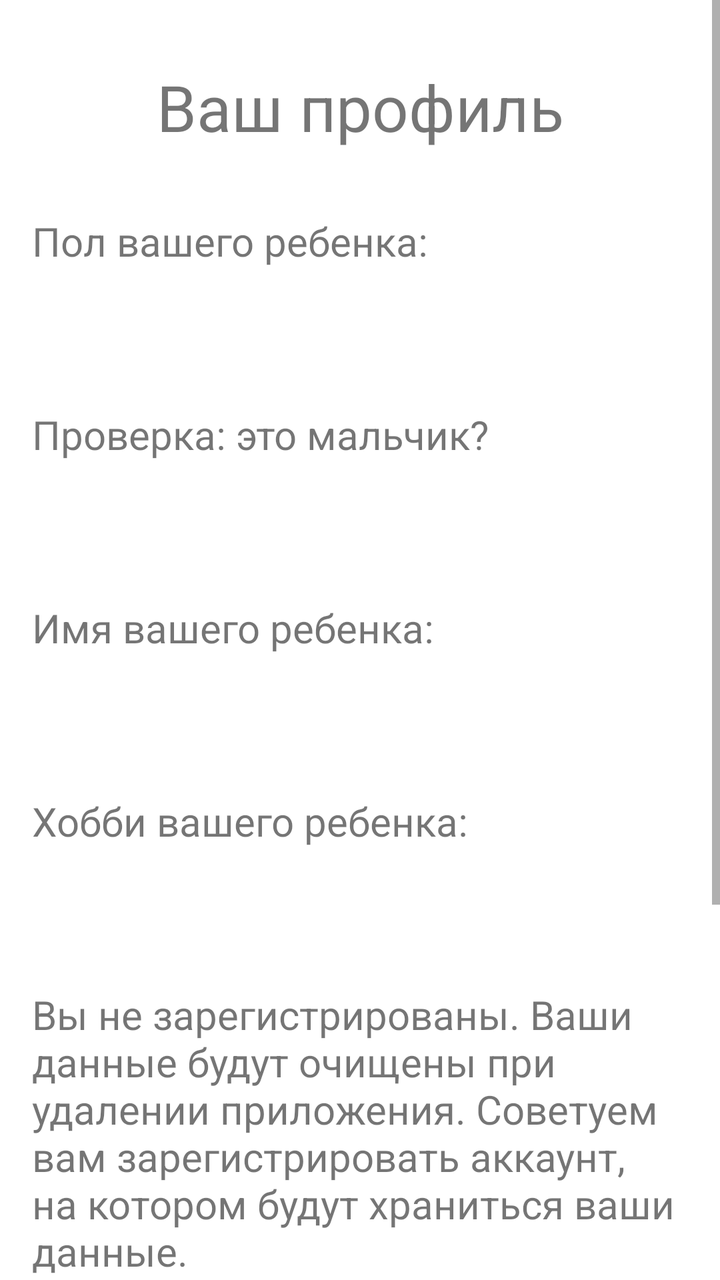
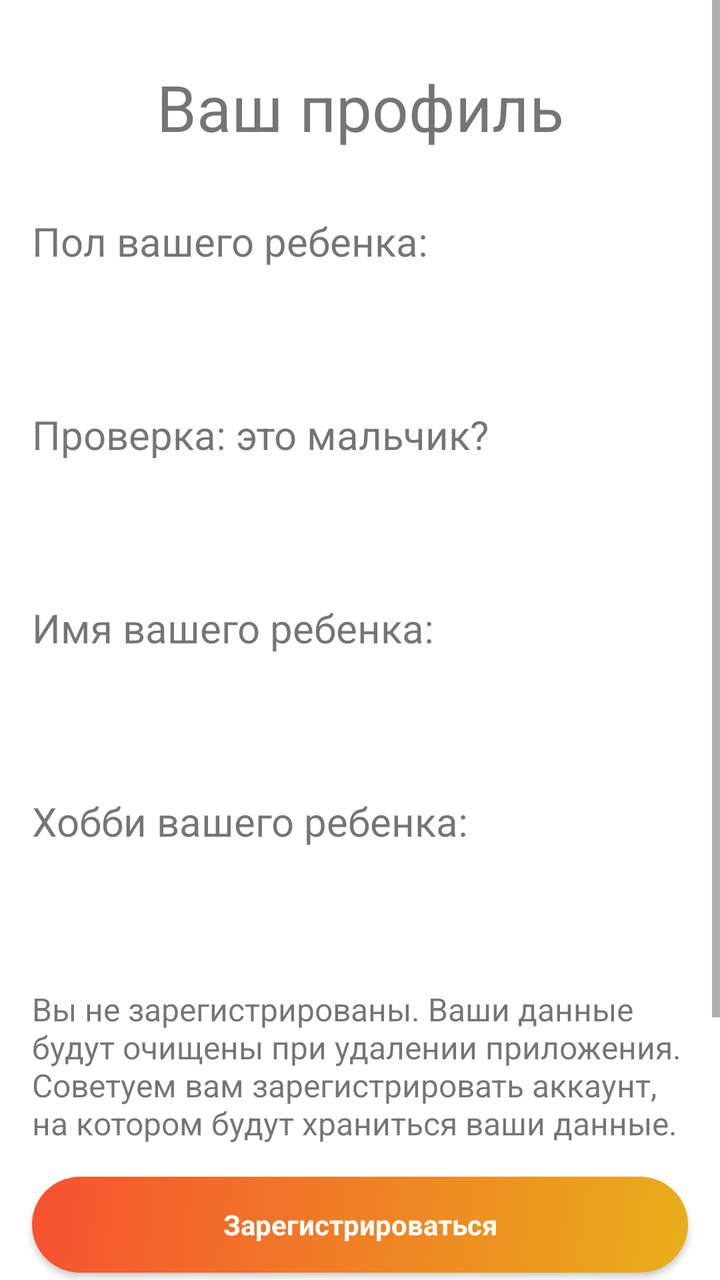

The first picture is an Android layout as it rendered before a commit; the second is the same layout after the commit. The layout source and the unified diff follow.
<!-- AndroidManifest.xml: application theme Theme.TestAppForOnboarding -->
<!-- res/layout/fragment_profile.xml -->
<?xml version="1.0" encoding="utf-8"?>
<ScrollView xmlns:android="http://schemas.android.com/apk/res/android"
    xmlns:app="http://schemas.android.com/apk/res-auto"
    xmlns:tools="http://schemas.android.com/tools"
    android:layout_width="match_parent"
    android:layout_height="match_parent"
    android:fillViewport="true">

    <androidx.constraintlayout.widget.ConstraintLayout
        android:layout_width="match_parent"
        android:layout_height="wrap_content"
        tools:context=".presentation.profile.ProfileFragment">

        <androidx.constraintlayout.widget.Guideline
            android:id="@+id/guideline_left"
            android:layout_width="wrap_content"
            android:layout_height="wrap_content"
            android:orientation="vertical"
            app:layout_constraintGuide_begin="@dimen/space_beforeOrAfterElement" />

        <androidx.constraintlayout.widget.Guideline
            android:id="@+id/guideline_right"
            android:layout_width="wrap_content"
            android:layout_height="wrap_content"
            android:orientation="vertical"
            app:layout_constraintGuide_end="@dimen/space_beforeOrAfterElement" />

        <TextView
            android:id="@+id/text_profile_title"
            android:layout_width="0dp"
            android:layout_height="wrap_content"
            android:layout_marginTop="@dimen/space_32"
            android:text="@string/profile_text_title"
            android:textAlignment="center"
            android:textSize="32sp"
            app:layout_constraintBottom_toTopOf="@+id/text_gender_title"
            app:layout_constraintEnd_toEndOf="@+id/guideline_right"
            app:layout_constraintHorizontal_bias="0.25"
            app:layout_constraintStart_toStartOf="@+id/guideline_left"
            app:layout_constraintTop_toTopOf="parent"
            app:layout_constraintVertical_chainStyle="packed" />

        <TextView
            android:id="@+id/text_gender_title"
            android:layout_width="0dp"
            android:layout_height="wrap_content"
            android:layout_marginTop="@dimen/space_32"
            android:text="@string/profile_title_gender"
            android:textSize="20sp"
            app:layout_constraintBottom_toTopOf="@+id/text_gender_answer"
            app:layout_constraintEnd_toEndOf="@+id/guideline_right"
            app:layout_constraintHorizontal_bias="0.25"
            app:layout_constraintStart_toStartOf="@+id/guideline_left"
            app:layout_constraintTop_toBottomOf="@+id/text_profile_title"
            app:layout_constraintVertical_chainStyle="packed" />

        <TextView
            android:id="@+id/text_gender_answer"
            android:layout_width="0dp"
            android:layout_height="wrap_content"
            android:layout_marginStart="@dimen/space_32"
            android:layout_marginTop="@dimen/space_beforeOrAfterElement"
            android:textSize="16sp"
            app:layout_constraintBottom_toTopOf="@+id/text_gender_title_is_it_a_boy"
            app:layout_constraintEnd_toEndOf="@+id/guideline_right"
            app:layout_constraintHorizontal_bias="0.25"
            app:layout_constraintStart_toStartOf="@+id/guideline_left"
            app:layout_constraintTop_toBottomOf="@+id/text_gender_title"
            app:layout_constraintVertical_chainStyle="packed" />

        <TextView
            android:id="@+id/text_gender_title_is_it_a_boy"
            android:layout_width="0dp"
            android:layout_height="wrap_content"
            android:layout_marginTop="@dimen/space_32"
            android:text="@string/profile_title_gender_question"
            android:textSize="20sp"
            app:layout_constraintBottom_toTopOf="@+id/text_gender_answer_is_it_a_boy"
            app:layout_constraintEnd_toEndOf="@+id/guideline_right"
            app:layout_constraintHorizontal_bias="0.25"
            app:layout_constraintStart_toStartOf="@+id/guideline_left"
            app:layout_constraintTop_toBottomOf="@+id/text_gender_answer"
            app:layout_constraintVertical_chainStyle="packed" />

        <TextView
            android:id="@+id/text_gender_answer_is_it_a_boy"
            android:layout_width="0dp"
            android:layout_height="wrap_content"
            android:layout_marginStart="@dimen/space_32"
            android:layout_marginTop="@dimen/space_beforeOrAfterElement"
            android:textSize="16sp"
            app:layout_constraintBottom_toTopOf="@+id/text_name_title"
            app:layout_constraintEnd_toEndOf="@+id/guideline_right"
            app:layout_constraintHorizontal_bias="0.25"
            app:layout_constraintStart_toStartOf="@+id/guideline_left"
            app:layout_constraintTop_toBottomOf="@+id/text_gender_title_is_it_a_boy"
            app:layout_constraintVertical_chainStyle="packed" />

        <TextView
            android:id="@+id/text_name_title"
            android:layout_width="0dp"
            android:layout_height="wrap_content"
            android:layout_marginTop="@dimen/space_32"
            android:text="@string/profile_title_name"
            android:textSize="20sp"
            app:layout_constraintBottom_toTopOf="@+id/text_name_answer"
            app:layout_constraintEnd_toEndOf="@+id/guideline_right"
            app:layout_constraintHorizontal_bias="0.25"
            app:layout_constraintStart_toStartOf="@+id/guideline_left"
            app:layout_constraintTop_toBottomOf="@+id/text_gender_answer_is_it_a_boy"
            app:layout_constraintVertical_chainStyle="packed" />

        <TextView
            android:id="@+id/text_name_answer"
            android:layout_width="0dp"
            android:layout_height="wrap_content"
            android:layout_marginStart="@dimen/space_32"
            android:layout_marginTop="@dimen/space_beforeOrAfterElement"
            android:textSize="16sp"
            app:layout_constraintBottom_toTopOf="@+id/text_hobby_title"
            app:layout_constraintEnd_toEndOf="@+id/guideline_right"
            app:layout_constraintHorizontal_bias="0.25"
            app:layout_constraintStart_toStartOf="@+id/guideline_left"
            app:layout_constraintTop_toBottomOf="@+id/text_name_title"
            app:layout_constraintVertical_chainStyle="packed" />

        <TextView
            android:id="@+id/text_hobby_title"
            android:layout_width="0dp"
            android:layout_height="wrap_content"
            android:layout_marginTop="@dimen/space_32"
            android:text="@string/profile_title_hobby"
            android:textSize="20sp"
            app:layout_constraintBottom_toTopOf="@+id/text_hobby_answer"
            app:layout_constraintEnd_toEndOf="@+id/guideline_right"
            app:layout_constraintHorizontal_bias="0.25"
            app:layout_constraintStart_toStartOf="@+id/guideline_left"
            app:layout_constraintTop_toBottomOf="@+id/text_name_answer"
            app:layout_constraintVertical_chainStyle="packed" />

        <TextView
            android:id="@+id/text_hobby_answer"
            android:layout_width="0dp"
            android:layout_height="wrap_content"
            android:layout_marginStart="@dimen/space_32"
            android:layout_marginTop="@dimen/space_beforeOrAfterElement"
            android:textSize="16sp"
            app:layout_constraintEnd_toEndOf="@+id/guideline_right"
            app:layout_constraintHorizontal_bias="0.25"
            app:layout_constraintBottom_toTopOf="@+id/text_warning"
            app:layout_constraintStart_toStartOf="@+id/guideline_left"
            app:layout_constraintTop_toBottomOf="@+id/text_hobby_title"
            app:layout_constraintVertical_chainStyle="packed" />

        <TextView
            android:id="@+id/text_warning"
            android:layout_width="0dp"
            android:layout_height="wrap_content"
            android:layout_marginTop="@dimen/space_32"
            android:layout_marginBottom="@dimen/space_beforeOrAfterElement"
            android:text="@string/profile_text_warning"
            android:textSize="20sp"
            app:layout_constraintBottom_toTopOf="@+id/button_register_and_login"
            app:layout_constraintEnd_toEndOf="@+id/guideline_right"
            app:layout_constraintHorizontal_bias="0.25"
            app:layout_constraintStart_toStartOf="@+id/guideline_left"
            app:layout_constraintTop_toBottomOf="@+id/text_hobby_answer"
            app:layout_constraintVertical_chainStyle="packed" />

        <androidx.appcompat.widget.AppCompatButton
            android:id="@+id/button_register_and_login"
            style="@style/Widget.AppCompat.ActionButton"
            android:layout_width="0dp"
            android:layout_height="wrap_content"
            android:layout_marginBottom="@dimen/space_32"
            android:background="@drawable/button_rounded_corners"
            android:paddingStart="@dimen/space_32"
            android:paddingEnd="@dimen/space_32"
            android:text="@string/profile_button_register"
            android:textColor="@color/white"
            android:textSize="@dimen/button_text"
            android:textStyle="bold"
            android:visibility="visible"
            app:backgroundTint="@null"
            app:layout_constraintBottom_toTopOf="@+id/button_log_in"
            app:layout_constraintLeft_toLeftOf="@+id/guideline_left"
            app:layout_constraintRight_toRightOf="@+id/guideline_right"
            app:layout_constraintTop_toBottomOf="@+id/text_warning"
            app:layout_constraintVertical_chainStyle="packed" />

        <androidx.appcompat.widget.AppCompatButton
            android:id="@+id/button_log_in"
            style="@style/Widget.AppCompat.ActionButton"
            android:layout_width="0dp"
            android:layout_height="wrap_content"
            android:layout_marginBottom="@dimen/space_beforeOrAfterElement"
            android:background="@drawable/button_rounded_corners"
            android:paddingStart="@dimen/space_32"
            android:paddingEnd="@dimen/space_32"
            android:text="@string/profile_button_log_in"
            android:textColor="@color/white"
            android:textSize="@dimen/button_text"
            android:textStyle="bold"
            android:visibility="visible"
            app:backgroundTint="@null"
            app:layout_constraintBottom_toTopOf="@+id/text_warning_data"
            app:layout_constraintLeft_toLeftOf="@+id/guideline_left"
            app:layout_constraintRight_toRightOf="@+id/guideline_right"
            app:layout_constraintTop_toBottomOf="@+id/button_register_and_login"
            app:layout_constraintVertical_chainStyle="packed" />

        <TextView
            android:id="@+id/text_warning_data"
            android:layout_width="0dp"
            android:layout_height="wrap_content"
            android:layout_marginBottom="@dimen/space_32"
            android:text="@string/profile_text_warning_data"
            android:textSize="20sp"
            app:layout_constraintBottom_toBottomOf="parent"
            app:layout_constraintEnd_toEndOf="@+id/guideline_right"
            app:layout_constraintHorizontal_bias="0.25"
            app:layout_constraintStart_toStartOf="@+id/guideline_left"
            app:layout_constraintTop_toBottomOf="@+id/button_log_in"
            app:layout_constraintVertical_chainStyle="packed" />

    </androidx.constraintlayout.widget.ConstraintLayout>

</ScrollView>
<!-- resources referenced by this layout -->
<resources>
  <color name="white">#FFFFFFFF</color>
  <dimen name="button_text">14sp</dimen>
  <dimen name="space_32">32dp</dimen>
  <dimen name="space_beforeOrAfterElement">16dp</dimen>
  <!-- drawable button_rounded_corners (drawable) -->
  <?xml version="1.0" encoding="utf-8"?>
  <selector
      xmlns:android="http://schemas.android.com/apk/res/android">
      <item android:state_enabled="false">
          <shape>
              <corners android:radius="24dp" />
              <gradient
                  android:angle="315"
                  android:endColor="#E9AF1A"
                  android:startColor="#F65130" />
          </shape>
      </item>
  
      
      <item android:state_pressed="true">
          <shape>
              <corners android:radius="24dp" />
              <gradient
                  android:angle="315"
                  android:endColor="#CCE9AF1A"
                  android:startColor="#CCF65130" />
          </shape>
      </item>
  
      
      <item android:state_enabled="true">
          <shape>
              <corners android:radius="24dp" />
              <gradient
                  android:angle="315"
                  android:endColor="#E9AF1A"
                  android:startColor="#F65130" />
          </shape>
      </item>
  
  </selector>
  <string name="profile_button_log_in">У меня уже есть аккаунт *</string>
  <string name="profile_button_register">Зарегистрироваться</string>
  <string name="profile_text_title">Ваш профиль</string>
  <string name="profile_text_warning">Вы не зарегистрированы. Ваши данные будут очищены при удалении приложения. Советуем вам зарегистрировать аккаунт, на котором будут храниться ваши данные.</string>
  <string name="profile_text_warning_data">* Введенные сейчас данные заменятся на те, которые сохранены на аккаунте.</string>
  <string name="profile_title_gender">Пол вашего ребенка:</string>
  <string name="profile_title_gender_question">Проверка: это мальчик?</string>
  <string name="profile_title_hobby">Хобби вашего ребенка:</string>
  <string name="profile_title_name">Имя вашего ребенка:</string>
  <style name="Theme.TestAppForOnboarding" parent="Theme.MaterialComponents.DayNight.DarkActionBar">
          
          <item name="colorPrimary">@color/purple_500</item>
          <item name="colorPrimaryVariant">@color/purple_700</item>
          <item name="colorOnPrimary">@color/white</item>
          
          <item name="colorSecondary">@color/teal_200</item>
          <item name="colorSecondaryVariant">@color/teal_700</item>
          <item name="colorOnSecondary">@color/black</item>
          
          <item name="android:statusBarColor">?attr/colorPrimaryVariant</item>
          
      </style>
  <color name="purple_500">#FF6200EE</color>
  <color name="purple_700">#FF3700B3</color>
  <color name="teal_200">#FF03DAC5</color>
  <color name="teal_700">#FF018786</color>
  <color name="black">#FF000000</color>
</resources>

<!-- the commit's change to res/layout/fragment_profile.xml (unified diff, before → after) -->
@@ -159,7 +159,7 @@
             android:layout_marginTop="@dimen/space_32"
             android:layout_marginBottom="@dimen/space_beforeOrAfterElement"
             android:text="@string/profile_text_warning"
-            android:textSize="20sp"
+            android:textSize="16sp"
             app:layout_constraintBottom_toTopOf="@+id/button_register_and_login"
             app:layout_constraintEnd_toEndOf="@+id/guideline_right"
             app:layout_constraintHorizontal_bias="0.25"
@@ -215,7 +215,7 @@
             android:layout_height="wrap_content"
             android:layout_marginBottom="@dimen/space_32"
             android:text="@string/profile_text_warning_data"
-            android:textSize="20sp"
+            android:textSize="16sp"
             app:layout_constraintBottom_toBottomOf="parent"
             app:layout_constraintEnd_toEndOf="@+id/guideline_right"
             app:layout_constraintHorizontal_bias="0.25"
